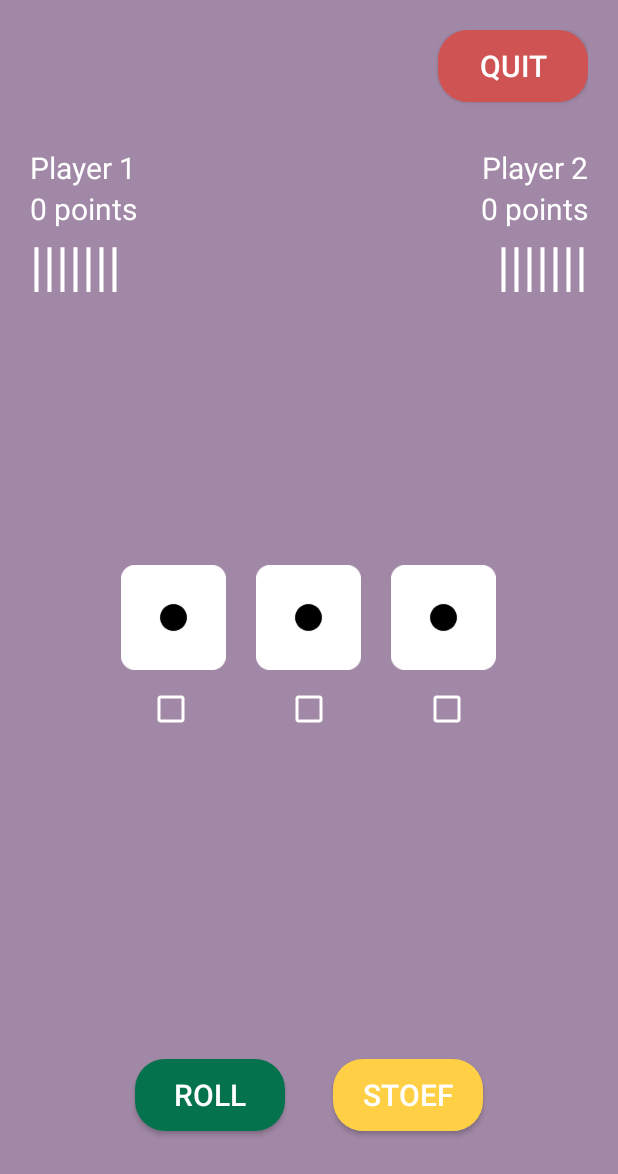
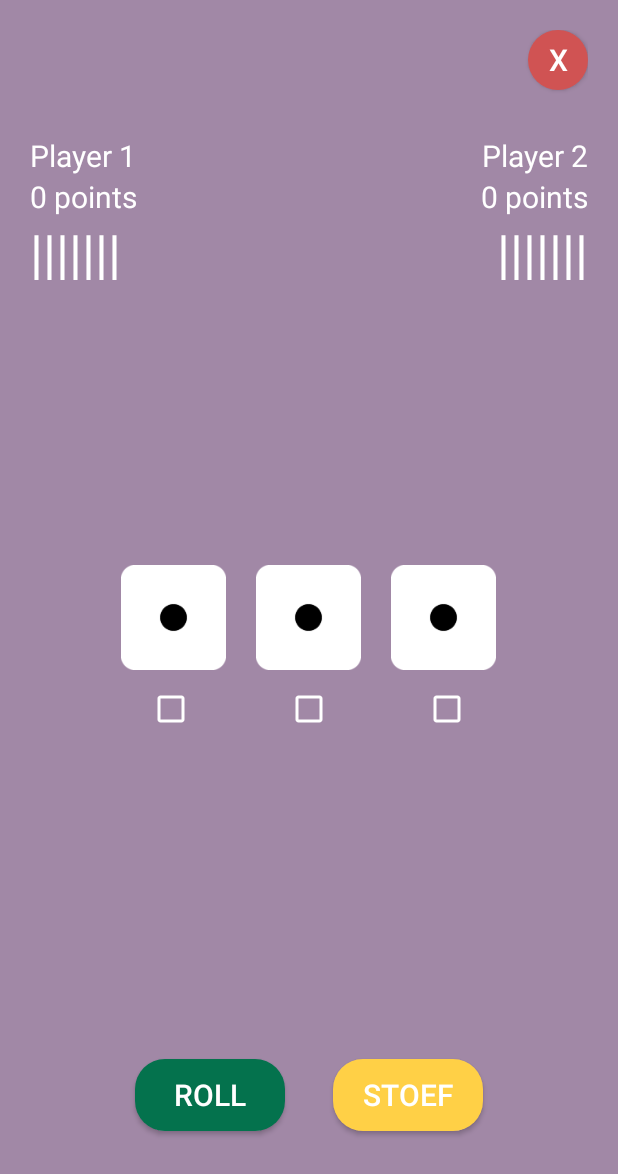
Before and after one commit to madoska/Pietjesbak, an Android app: the mainActivity screen opened directly, with no data from a screen before it, on a phone screen of 412 x 824 dp. Shown: the top 1174 px of the screen. Run offline under Robolectric (Android 15) with nearby library versions, the phone set to English and light mode, and no system bars.

Commit message:
changed quit button design

```diff
--- a/app/src/main/res/layout/activity_main.xml
+++ b/app/src/main/res/layout/activity_main.xml
@@ -9,9 +9,9 @@
 
     <Button
         android:id="@+id/quit"
-        android:layout_width="100dp"
-        android:layout_height="wrap_content"
-        android:text="Quit"
+        android:layout_width="40dp"
+        android:layout_height="40dp"
+        android:text="x"
         android:background="@drawable/btn_quit"
         android:textColor="@color/white"
         android:textSize="20dp"
```
